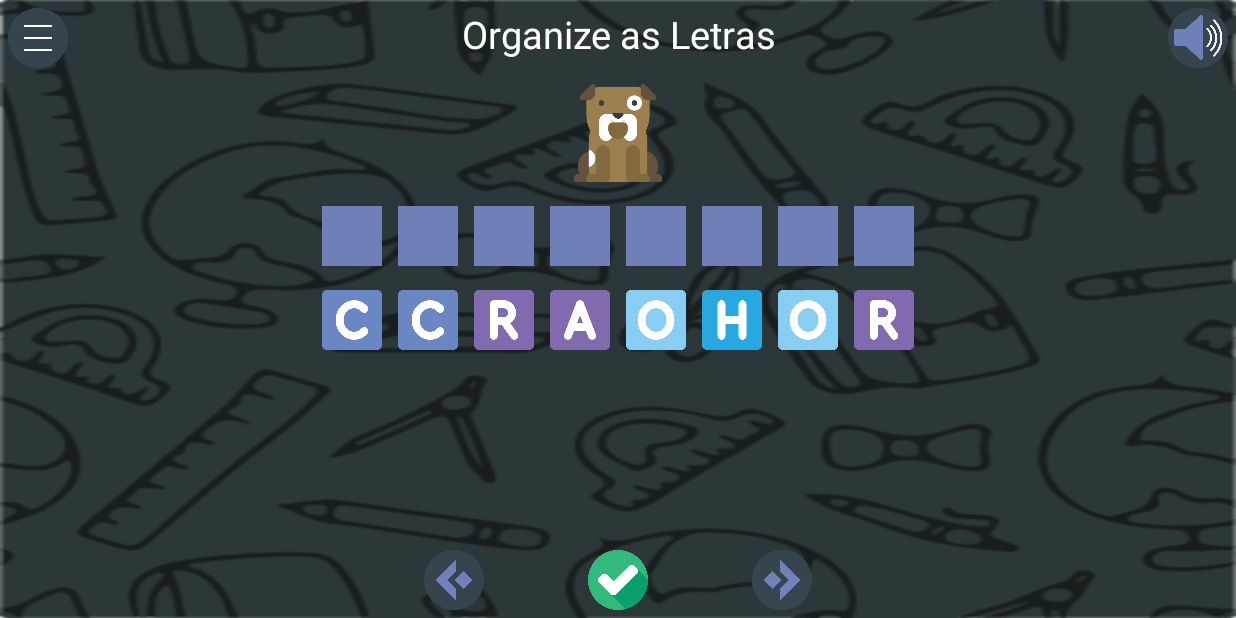
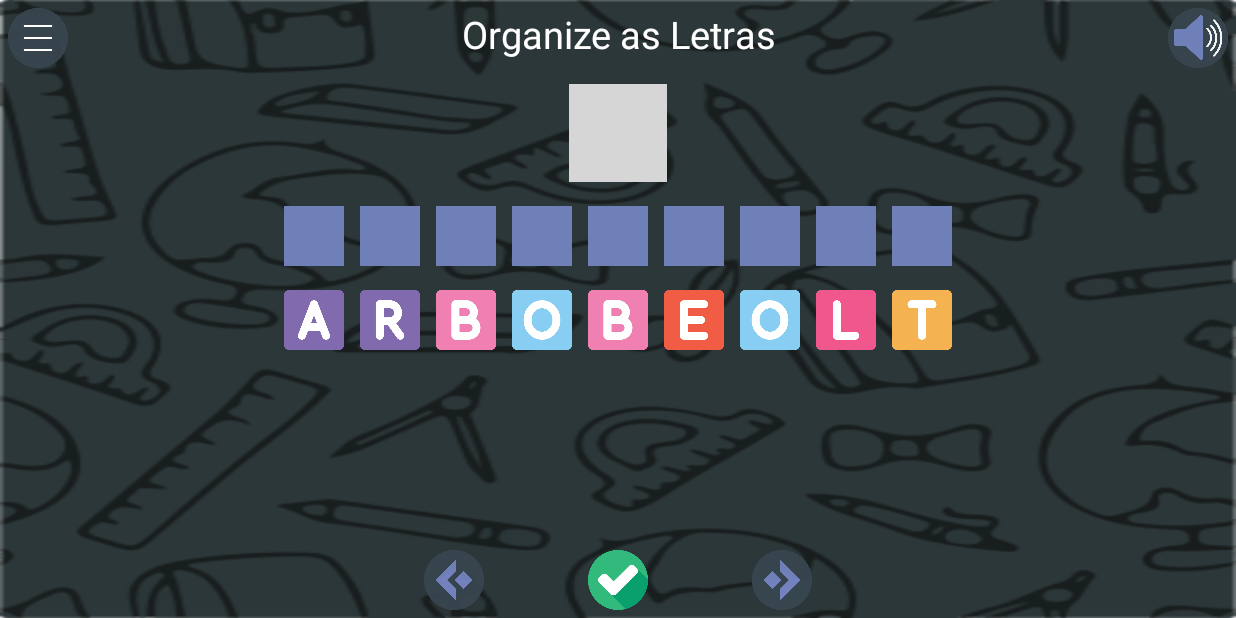
Before and after one commit to jeferson-sh/Embaralhado, an Android app: the ShufflerGameMode screen opened directly, with no data from a screen before it, after a tap on an icon or button, on a phone screen of 824 x 412 dp (held sideways). Run offline under Robolectric (Android 15) with nearby library versions, the phone set to English and light mode, and no system bars; 1 statement that could not run was skipped; grey boxes are pictures that could not be loaded.

Commit message:
Conjunto de palavras adicionadas

```diff
--- /dev/null
+++ b/app/src/main/java/estagio3/ufpb/com/br/projeto1/PalavrasApplication.java
@@ -0,0 +1,55 @@
+package estagio3.ufpb.com.br.projeto1;
+
+import android.app.Application;
+
+import java.util.ArrayList;
+import java.util.List;
+
+/**
+ * Created by Jeferson on 10/11/2016.
+ */
+
+public class PalavrasApplication extends Application {
+
+    private List<Palavra> palavras;
+
+    @Override
+    public void onCreate() {
+        super.onCreate();
+        palavras = new ArrayList<Palavra>();
+        criarPalavras();
+    }
+
+    private void criarPalavras() {
+        palavras.add(new Palavra("ESQUILO",R.drawable.esquilo));
+        palavras.add(new Palavra("CACHORRO",R.drawable.bulldog));
+        palavras.add(new Palavra("GATO",R.drawable.cat));
+        palavras.add(new Palavra("HIPOPOTAMO",R.drawable.hipopotamo));
+        palavras.add(new Palavra("BOI",R.drawable.boi));
+        palavras.add(new Palavra("ZEBRA",R.drawable.zebra));
+        palavras.add(new Palavra("COALA",R.drawable.coala));
+        palavras.add(new Palavra("PEIXE",R.drawable.peixe));
+        palavras.add(new Palavra("PANDA",R.drawable.panda));
+        palavras.add(new Palavra("LEAO",R.drawable.leao));
+        palavras.add(new Palavra("CARRO",R.drawable.car));
+        palavras.add(new Palavra("BORBOLETA",R.drawable.borboleta));
+        palavras.add(new Palavra("MESA",R.drawable.mesa));
+        palavras.add(new Palavra("CADEIRA",R.drawable.cadeira));
+        palavras.add(new Palavra("SOFA",R.drawable.sofa));
+        palavras.add(new Palavra("RELOGIO",R.drawable.clock));
+
+
+
+    }
+
+    public List<Palavra> getPalavras() {
+        return palavras;
+    }
+
+    @Override
+    public void onTerminate() {
+        super.onTerminate();
+    }
+
+
+}
--- a/app/src/main/java/estagio3/ufpb/com/br/projeto1/ShufflerGameMode.java
+++ b/app/src/main/java/estagio3/ufpb/com/br/projeto1/ShufflerGameMode.java
@@ -69,13 +69,12 @@ public class ShufflerGameMode extends AppCompatActivity implements PopupMenu.OnM
 
         myOnDragListener = new MyOnDragListener();
         myOnLongClickListener = new MyOnLongClickListener();
-        palavras = new ArrayList<Palavra>();
+        PalavrasApplication palavrasApplication = new PalavrasApplication();
+        palavrasApplication.onCreate();
+        palavras = palavrasApplication.getPalavras();
         nivel = 0;
-        nivelAleatorio = (int) (Math.random() * palavras.size());
+        nivelAleatorio = (byte) (Math.random() * palavras.size());
 
-
-        addPalavra("CACHORRO",R.drawable.bulldog);
-        addPalavra("GATO",R.drawable.cat);
 
         this.menubt = (ImageButton) findViewById(R.id.menuButton);
 
@@ -231,7 +230,7 @@ public class ShufflerGameMode extends AppCompatActivity implements PopupMenu.OnM
                     letras[i].setImageResource(R.drawable.e);
                     letras[i].setTag("E");
                     letras[i].setVisibility(View.VISIBLE);
-                    drops[1].setVisibility(View.VISIBLE);
+                    drops[i].setVisibility(View.VISIBLE);
                     continue;
 
                 case 'F':
@@ -426,6 +425,10 @@ public class ShufflerGameMode extends AppCompatActivity implements PopupMenu.OnM
             Toast toast = Toast.makeText(this, "Acertou!", Toast.LENGTH_LONG);
             toast.show();
             myOnDragListener.setPalavra("");
+        }else{
+            Toast toast = Toast.makeText(this, "Algo errado!", Toast.LENGTH_LONG);
+            toast.show();
+            myOnDragListener.setPalavra("");
         }
     }
 }
--- a/app/src/main/res/layout/activity_shuffler_game_mode.xml
+++ b/app/src/main/res/layout/activity_shuffler_game_mode.xml
@@ -290,7 +290,8 @@
                 android:id="@+id/checkButton"
                 android:background="@drawable/checked"
                 android:layout_marginLeft="@dimen/activity_horizontal_margin"
-                android:layout_marginRight="@dimen/activity_horizontal_margin"/>
+                android:layout_marginRight="@dimen/activity_horizontal_margin"
+                android:onClick="VerifyWord"/>
 
             <ImageButton
                 android:layout_width="45dp"
```
Also changed, not shown: app/src/main/res/drawable/leao.png (added).
